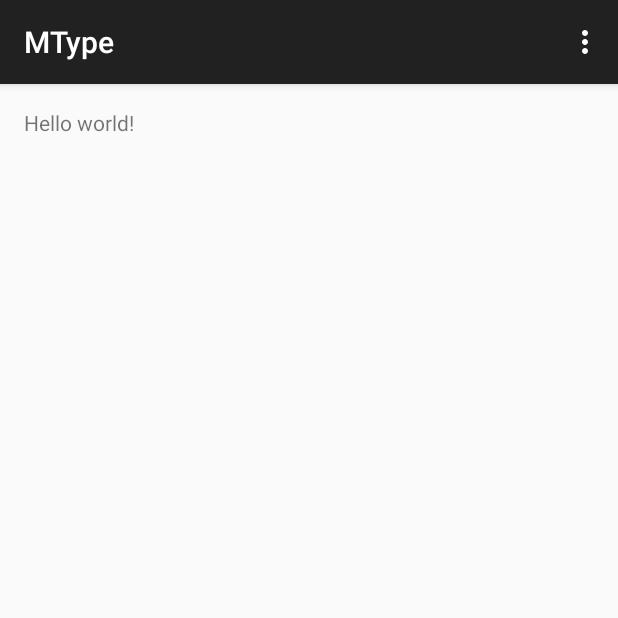
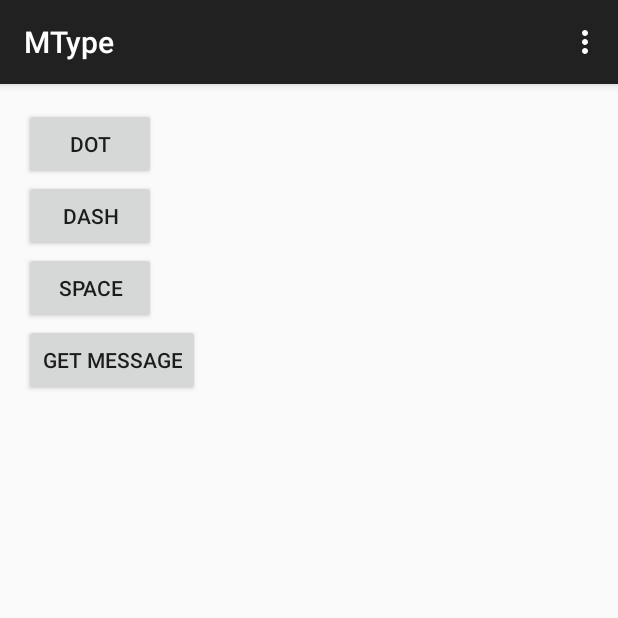
Before and after one commit to timmui/MType, an Android app: the screen it shows after launch (MainActivity), on a phone screen of 412 x 824 dp, the top half of it. Run offline under Robolectric (Android 15) with nearby library versions, the phone set to English and light mode, and no system bars.

Commit message:
added buttons

```diff
--- a/app/src/main/java/mtype/nofluxgiven/science/MainActivity.java
+++ b/app/src/main/java/mtype/nofluxgiven/science/MainActivity.java
@@ -4,6 +4,8 @@ import android.support.v7.app.ActionBarActivity;
 import android.os.Bundle;
 import android.view.Menu;
 import android.view.MenuItem;
+import android.widget.Button;
+import android.widget.LinearLayout;
 
 
 public class MainActivity extends ActionBarActivity {
@@ -12,6 +14,12 @@ public class MainActivity extends ActionBarActivity {
     protected void onCreate(Bundle savedInstanceState) {
         super.onCreate(savedInstanceState);
         setContentView(R.layout.activity_main);
+        LinearLayout layout = (LinearLayout)findViewById(R.id.layout);
+        layout.setOrientation(LinearLayout.VERTICAL);
+        Button dot = (Button)findViewById(R.id.dot);
+        Button dash = (Button)findViewById(R.id.dash);
+        Button space = (Button)findViewById(R.id.space);
+
     }
 
     @Override
--- a/app/src/main/res/layout/activity_main.xml
+++ b/app/src/main/res/layout/activity_main.xml
@@ -1,11 +1,31 @@
-<RelativeLayout xmlns:android="http://schemas.android.com/apk/res/android"
+<LinearLayout xmlns:android="http://schemas.android.com/apk/res/android"
     xmlns:tools="http://schemas.android.com/tools" android:layout_width="match_parent"
     android:layout_height="match_parent" android:paddingLeft="@dimen/activity_horizontal_margin"
     android:paddingRight="@dimen/activity_horizontal_margin"
     android:paddingTop="@dimen/activity_vertical_margin"
-    android:paddingBottom="@dimen/activity_vertical_margin" tools:context=".MainActivity">
+    android:paddingBottom="@dimen/activity_vertical_margin" tools:context=".MainActivity"
+    android:id = "@+id/layout">
 
-    <TextView android:text="@string/hello_world" android:layout_width="wrap_content"
-        android:layout_height="wrap_content" />
+    <Button
+        android:id = "@+id/dot"
+        android:layout_height = "wrap_content"
+        android:layout_width = "wrap_content"
+        android:text = "DOT" />
+    <Button
+        android:id = "@+id/dash"
+        android:layout_height = "wrap_content"
+        android:layout_width = "wrap_content"
+        android:text = "DASH" />
+    <Button
+        android:id = "@+id/space"
+        android:layout_height = "wrap_content"
+        android:layout_width = "wrap_content"
+        android:text = "SPACE" />
+    <Button
+        android:id = "@+id/getMessage"
+        android:layout_height = "wrap_content"
+        android:layout_width = "wrap_content"
+        android:text = "Get Message" />
 
-</RelativeLayout>
+
+</LinearLayout>
```
Also changed, not shown: 2 other files.
